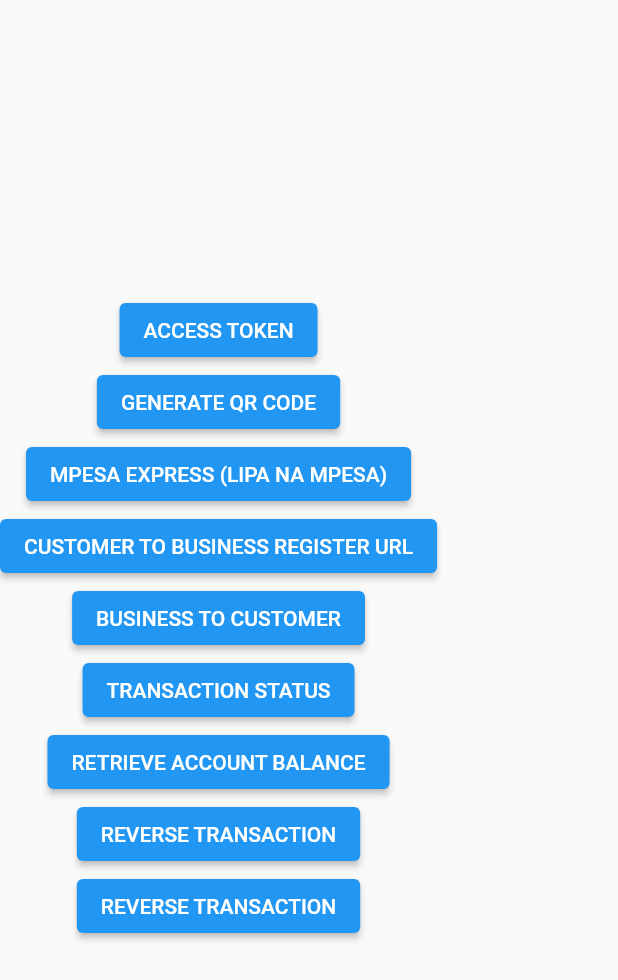
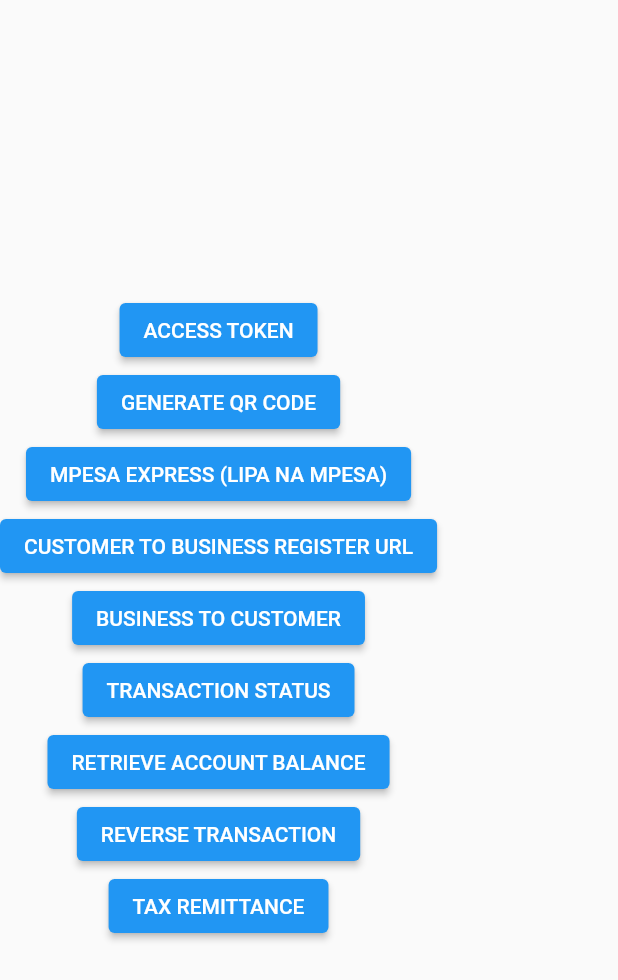
Before and after one commit to eijiotieno-official/flutter_mpesa, a Flutter app: the screen it shows after launch, after a tap on "ACCESS TOKEN", on a phone screen of 412 x 824 dp. Shown: the top 980 px of the screen. Run offline on Flutter 3.47's test engine with Material 2 defaults, Android fonts, the phone set to English and light mode, and no system bars; our stand-ins replace qr_flutter; network calls fail.

```diff
--- a/example/lib/main.dart
+++ b/example/lib/main.dart
@@ -4,10 +4,12 @@ import 'package:flutter_mpesa_package/flutter_mpesa_services.dart';
 import 'package:qr_flutter/qr_flutter.dart';
 
 void main() {
-  FlutterMpesa.passConsumerCredentials(
+  FlutterMpesa.mPesaConfig(
     consumerKey: "[]",
     consumerSecret: "[]",
     securityCredential: "[]",
+    environment: Environment.sandbox,
+
   );
   runApp(const MyApp());
 }
@@ -178,7 +180,7 @@ class _HomeState extends State<Home> {
                     TaxRemittanceSenderIdentifierType.tillNumber,
               ).then((value) => print(value));
             },
-            child: const Text("REVERSE TRANSACTION"),
+            child: const Text("TAX REMITTANCE"),
           ),
         ],
       ),
--- a/lib/enums.dart
+++ b/lib/enums.dart
@@ -1,3 +1,9 @@
+enum Environment {
+  sandbox,
+  production,
+}
+
+
 enum TransactionStatusIdentifierType {
   msisdn,
   tillNumber,
--- a/lib/flutter_mpesa_services.dart
+++ b/lib/flutter_mpesa_services.dart
@@ -3,24 +3,50 @@ import 'package:flutter_mpesa_package/enums.dart';
 import 'package:http/http.dart' as http;
 
 class FlutterMpesa {
-  //These lines declare three static variables: _consumerKey, _consumerSecret, and _securityCredential. The static keyword means that these variables belong to the class itself rather than an instance of the class. They are also nullable (String?), meaning they can hold either a string value or null.
+
+
 
   static String? _consumerKey;
   static String? _consumerSecret;
   static String? _securityCredential;
+  static String _baseUrl = _sandboxBaseUrl;
+  static const String _sandboxBaseUrl = 'https://sandbox.safaricom.co.ke';
+  static const String _liveBaseUrl = 'https://api.safaricom.co.ke';
 
-  // This is a static method named passConsumerCredentials that takes three required arguments: consumerKey, consumerSecret, and securityCredential. It doesn't return anything (void).
+  // Configures the flutter_mpesa_package package by setting the consumer credentials and environment for M-Pesa integration.
+  // This method allows the setting of consumer credentials and defines the environment for interacting with the M-Pesa Daraja API.
+  // The environment parameter, if provided, allows the selection of either a 'sandbox' or 'production' environment for the integration.
+  // If the environment parameter is not specified, the 'sandbox' environment is set by default.
+  // The URL base is adjusted accordingly based on the selected environment:
+  //   - For 'sandbox', the base URL is set to 'https://sandbox.safaricom.co.ke'.
+  //   - For 'production', the base URL is set to 'https://api.safaricom.co.ke'.
 
-  static void passConsumerCredentials({
+
+  /// @param consumerKey The consumer key required for accessing the M-Pesa Daraja API.
+  /// @param consumerSecret The consumer secret required for accessing the M-Pesa Daraja API.
+  /// @param securityCredential The security credential required for accessing the M-Pesa Daraja API.
+  /// @param environment An enum parameter to specify the environment (sandbox or production) for the M-Pesa integration.
+
+  static void mPesaConfig({
     required String consumerKey,
     required String consumerSecret,
     required String securityCredential,
+    Environment? environment,
   }) {
-    // The purpose of this method is to set the consumer credentials for accessing the M-Pesa Daraja API. The values for consumerKey, consumerSecret, and securityCredential are provided as arguments to the method.
 
     _consumerKey = consumerKey;
     _consumerSecret = consumerSecret;
     _securityCredential = securityCredential;
+    switch (environment) {
+      case Environment.sandbox:
+        _baseUrl= _sandboxBaseUrl;
+        break;
+      case Environment.production:
+        _baseUrl = _liveBaseUrl;
+        break;
+      default:
+        _baseUrl = _sandboxBaseUrl;
+    }
   }
 
   /// Retrieves an access token from the M-Pesa Daraja API for authentication.
@@ -52,7 +78,7 @@ You can use this function to obtain an access token required for subsequent requ
 
     // Set the URL to request the access token
     String tokenUrl =
-        'https://sandbox.safaricom.co.ke/oauth/v1/generate?grant_type=client_credentials';
+        '$_baseUrl/oauth/v1/generate?grant_type=client_credentials';
 
     // Send a GET request to the token URL with the headers
     final response = await http.get(Uri.parse(tokenUrl), headers: headers);
@@ -101,7 +127,7 @@ Finally, it returns the responseData if available.*/
         if (accessToken != null) {
           // Set the URL to generate the QR code
           String qrUrl =
-              'https://sandbox.safaricom.co.ke/mpesa/qrcode/v1/generate';
+              '$_baseUrl/mpesa/qrcode/v1/generate';
 
           // Prepare the request body with the specified parameters
           Map<String, dynamic> requestBody = {
@@ -164,7 +190,7 @@ Finally, it returns the responseData if available.*/
         if (accessToken != null) {
           // Set the URL for initiating the Lipa na M-Pesa transaction
           String lipaNaMpesaUrl =
-              'https://sandbox.safaricom.co.ke/mpesa/stkpush/v1/processrequest';
+              '$_baseUrl/mpesa/stkpush/v1/processrequest';
 
           // Prepare the request body with the specified parameters
           Map<String, dynamic> requestBody = {
@@ -230,7 +256,7 @@ Finally, it returns the responseData if available.*/
         if (accessToken != null) {
           // Set the URL for registering the C2B URL
           String c2bRegisterUrl =
-              'https://sandbox.safaricom.co.ke/mpesa/c2b/v1/registerurl';
+              '$_baseUrl/mpesa/c2b/v1/registerurl';
 
           // Prepare the request body with the specified parameters
           Map<String, dynamic> requestBody = {
@@ -296,7 +322,7 @@ Finally, it returns the responseData if available.*/
         if (accessToken != null) {
           // Set the URL for initiating the B2C transaction
           String businessToCustomerUrl =
-              'https://sandbox.safaricom.co.ke/mpesa/b2c/v1/paymentrequest';
+              '$_baseUrl/mpesa/b2c/v1/paymentrequest';
 
           // Prepare the request body with the specified parameters
           Map<String, dynamic> requestBody = {
@@ -368,7 +394,7 @@ Finally, it returns the responseData if available.*/
         if (accessToken != null) {
           // Set the URL for querying the transaction status
           String transactionQueryUrl =
-              'https://sandbox.safaricom.co.ke/mpesa/transactionstatus/v1/query';
+              '$_baseUrl/mpesa/transactionstatus/v1/query';
 
           // Prepare the request body with the specified parameters
           Map<String, dynamic> requestBody = {
@@ -437,7 +463,7 @@ Finally, it returns the responseData if available.*/
         if (accessToken != null) {
           // Set the URL for querying the account balance
           String accountBalanceQueryUrl =
-              'https://sandbox.safaricom.co.ke/mpesa/accountbalance/v1/query';
+              '$_baseUrl/mpesa/accountbalance/v1/query';
 
           // Prepare the request body with the specified parameters
           Map<String, dynamic> requestBody = {
@@ -507,7 +533,7 @@ Finally, it returns the responseData if available.*/
         if (accessToken != null) {
           // Set the URL for initiating the transaction reversal
           String reversalQueryUrl =
-              'https://sandbox.safaricom.co.ke/mpesa/reversal/v1/request';
+              '$_baseUrl/mpesa/reversal/v1/request';
 
           // Prepare the request body with the specified parameters
           Map<String, dynamic> requestBody = {
@@ -576,7 +602,7 @@ Finally, it returns the responseData if available.*/
       (accessToken) async {
         if (accessToken != null) {
           String remittaxUrl =
-              'https://sandbox.safaricom.co.ke/mpesa/b2b/v1/remittax';
+              '$_baseUrl/mpesa/b2b/v1/remittax';
 
           Map<String, dynamic> requestBody = {
             "Initiator": initiator,
```
Also changed, not shown: example/pubspec.lock, 2 other files.
